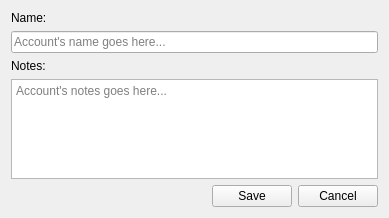
Before: the Qt Designer form picsou/ui/dialogs/accounteditor.ui in koromodako/picsou, drawn with Qt 5.
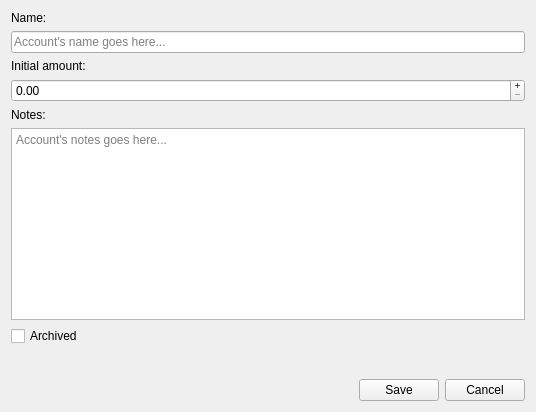
After: the same form once the commit is applied. Icons and pictures are not drawn.

Patch:
```diff
--- a/picsou/ui/dialogs/accounteditor.ui
+++ b/picsou/ui/dialogs/accounteditor.ui
@@ -9,8 +9,8 @@
    <rect>
     <x>0</x>
     <y>0</y>
-    <width>389</width>
-    <height>218</height>
+    <width>536</width>
+    <height>412</height>
    </rect>
   </property>
   <property name="sizePolicy">
@@ -37,6 +37,23 @@
      </property>
     </widget>
    </item>
+   <item>
+    <widget class="QLabel" name="initial_amount_label">
+     <property name="text">
+      <string>Initial amount:</string>
+     </property>
+    </widget>
+   </item>
+   <item>
+    <widget class="QDoubleSpinBox" name="initial_amount">
+     <property name="buttonSymbols">
+      <enum>QAbstractSpinBox::PlusMinus</enum>
+     </property>
+     <property name="maximum">
+      <double>101.989999999999995</double>
+     </property>
+    </widget>
+   </item>
    <item>
     <widget class="QLabel" name="description_label">
      <property name="text">
@@ -51,6 +68,13 @@
      </property>
     </widget>
    </item>
+   <item>
+    <widget class="QCheckBox" name="archived">
+     <property name="text">
+      <string>Archived</string>
+     </property>
+    </widget>
+   </item>
    <item>
     <spacer name="verticalSpacer">
      <property name="orientation">
```
